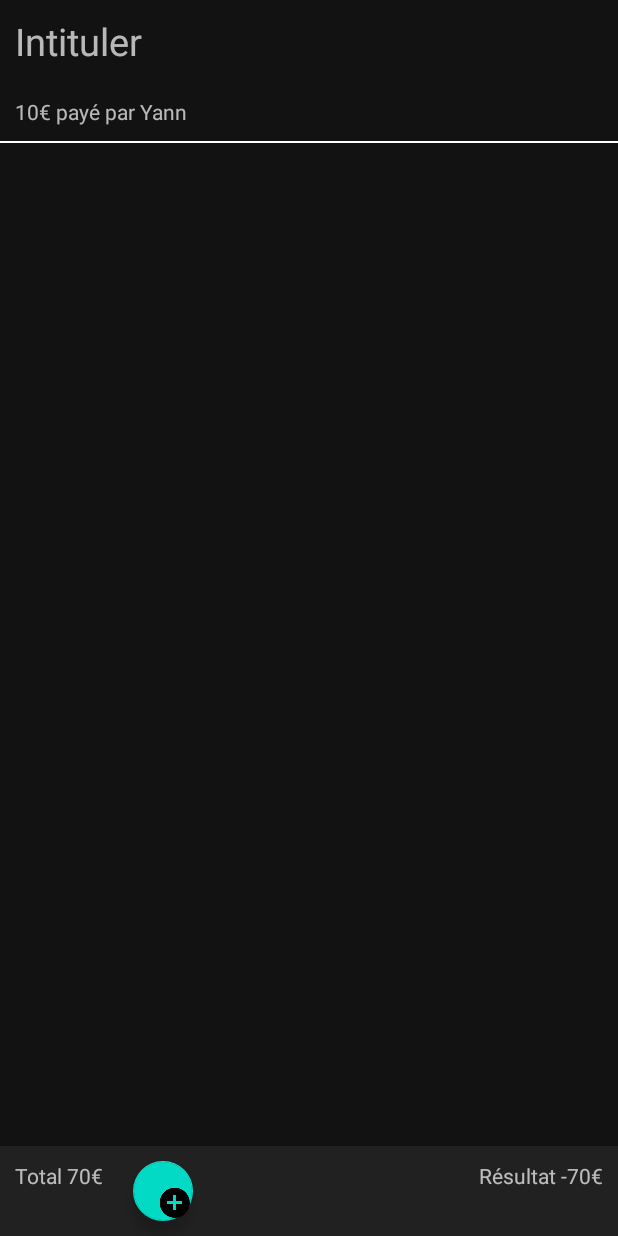
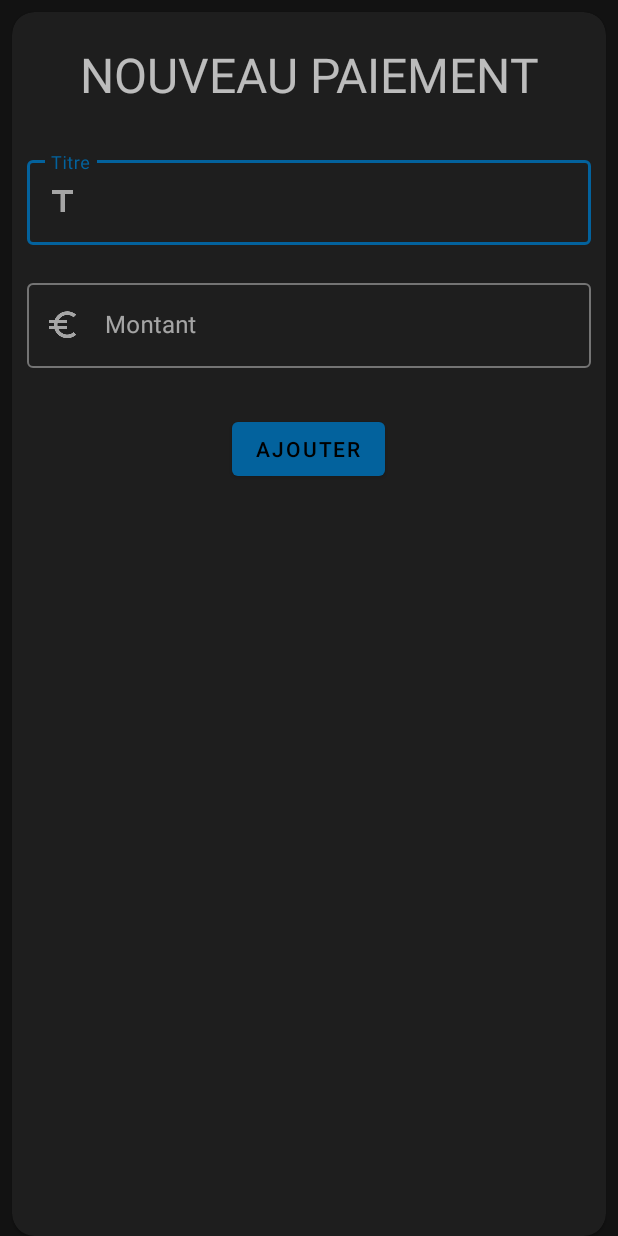
Before and after one commit to BoyPit/Telecount, an Android app: the DisplayGroupActivity screen opened directly, with no data from a screen before it, after a tap on an icon or button, on a phone screen of 412 x 824 dp. Run offline under Robolectric (Android 15) with nearby library versions, the phone set to English and light mode, and no system bars; 4 statements that could not run were skipped.

```diff
--- a/app/src/main/java/com/vision/telecount/MainActivity.java
+++ b/app/src/main/java/com/vision/telecount/MainActivity.java
@@ -42,6 +42,10 @@ public class MainActivity extends AppCompatActivity implements LogFragment.OnFra
         User u1 = new User("yann.moulaire@gmail.com", "password", "Moulaire", "Yann", new ArrayList<Group>());
         User u2 = new User("arthur.pinier@gmail.com", "password", "Pinier", "Arthur", new ArrayList<Group>());
         User u3 = new User("theo.dupuis@gmail.com", "password", "Dupuis", "Theo", new ArrayList<Group>());
+
+        g1.addPayment(10,u1,"Pizza Pour Arthur");
+        g1.addPayment(50,u1,"Location Pour Theo");
+        g1.addPayment(100, u2, "Alcool pour Yann");
 
         u1.addGroup(g1);
         u1.addGroup(g2);
--- a/app/src/main/java/com/vision/telecount/com/vision/telecount/activity/AddPayementActivity.java
+++ b/app/src/main/java/com/vision/telecount/com/vision/telecount/activity/AddPayementActivity.java
@@ -5,17 +5,26 @@ import android.content.Intent;
 import android.os.Bundle;
 import android.view.View;
 import android.widget.Button;
+import android.widget.LinearLayout;
 
 import androidx.appcompat.app.AppCompatActivity;
 
+import com.google.android.material.button.MaterialButton;
+import com.google.android.material.floatingactionbutton.FloatingActionButton;
+import com.google.android.material.textfield.TextInputLayout;
 import com.vision.telecount.R;
+import com.vision.telecount.com.vision.telecount.entity.Group;
+import com.vision.telecount.com.vision.telecount.entity.Payment;
 import com.vision.telecount.com.vision.telecount.entity.User;
 
+import java.io.Serializable;
 import java.util.ArrayList;
 
 public class AddPayementActivity extends AppCompatActivity {
 
-    private ArrayList<User> users;
+    private User currentUser;
+    private Group currentGroup;
+    ArrayList<User>   users;
 
     @Override
     protected void onCreate(Bundle savedInstanceState) {
@@ -23,5 +32,36 @@ public class AddPayementActivity extends AppCompatActivity {
         setContentView(R.layout.addpayement);
 
 
+        Intent intent = getIntent();
+
+        currentGroup = (Group) intent.getExtras().get("currentGroup");
+        currentUser = (User) intent.getExtras().get("currentUser");
+        users = (ArrayList<User>) intent.getExtras().get("users");
+
+        MaterialButton bt =    (MaterialButton) findViewById(R.id.add);
+        bt.setOnClickListener(new View.OnClickListener() {
+            @Override
+            public void onClick(View view) {
+
+                TextInputLayout labelLayout = (TextInputLayout) findViewById(R.id.title);
+                TextInputLayout montantLayout = (TextInputLayout) findViewById(R.id.montant);
+
+
+                users.get(users.indexOf(currentUser)).getGroups().get(users.get(users.indexOf(currentUser)).getGroups().indexOf(currentGroup))
+                        .addPayment(Integer.valueOf(montantLayout.getEditText().getText().toString()),users.get(users.indexOf(currentUser)),labelLayout.getEditText().getText().toString());
+                //currentGroup.addPayment(Integer.valueOf(montantLayout.getEditText().getText().toString()),currentUser,labelLayout.getEditText().getText().toString());
+                Intent intent = new Intent(getBaseContext(), DisplayGroupActivity.class);
+                intent.putExtra("users", (Serializable) users);
+                intent.putExtra("currentUser", currentUser);
+                intent.putExtra("currentGroup", currentGroup );
+
+                startActivity(intent);
+
+                // startActivity(new );
+
+            }
+        });
+
+
     }
 }
--- a/app/src/main/java/com/vision/telecount/com/vision/telecount/activity/DisplayGroupActivity.java
+++ b/app/src/main/java/com/vision/telecount/com/vision/telecount/activity/DisplayGroupActivity.java
@@ -5,13 +5,26 @@ import androidx.appcompat.app.AppCompatActivity;
 import android.content.Intent;
 import android.os.Bundle;
 import android.view.View;
+import android.widget.LinearLayout;
+import android.widget.ListView;
 
 import com.google.android.material.floatingactionbutton.FloatingActionButton;
 import com.vision.telecount.R;
+import com.vision.telecount.com.vision.telecount.entity.Group;
+import com.vision.telecount.com.vision.telecount.entity.GroupCard;
+import com.vision.telecount.com.vision.telecount.entity.Payment;
+import com.vision.telecount.com.vision.telecount.entity.User;
+import com.vision.telecount.com.vision.telecount.entity.listPayement;
 
 import java.io.Serializable;
+import java.util.ArrayList;
 
 public class DisplayGroupActivity extends AppCompatActivity {
+
+    ListView list;
+    ArrayList<User>   users;
+    User   currentUser;
+    Group currentGroup;
 
     @Override
     protected void onCreate(Bundle savedInstanceState) {
@@ -19,6 +32,17 @@ public class DisplayGroupActivity extends AppCompatActivity {
         setContentView(R.layout.displaygroup);
         setTitle("Titre de l'Evenement");
 
+        Intent intent = getIntent();
+
+        currentGroup = (Group) intent.getExtras().get("currentGroup");
+        users = (ArrayList<User>) intent.getExtras().get("users");
+           currentUser = (User) intent.getExtras().get("currentUser");
+
+        listPayement listAdapter = new listPayement(this,(ArrayList<Payment>) currentGroup.getPayments());
+
+        list = (ListView) findViewById(R.id.list);
+
+        list.setAdapter(listAdapter);
 
 
 
@@ -27,6 +51,16 @@ public class DisplayGroupActivity extends AppCompatActivity {
             @Override
             public void onClick(View view) {
 
+                LinearLayout mainL;
+
+
+                    Intent intent2 = new Intent(getBaseContext(), AddPayementActivity.class);
+                    intent2.putExtra("currentUser", currentUser);
+                    intent2.putExtra("currentGroup", currentGroup);
+                    intent2.putExtra("users",users);
+                    startActivity(intent2);
+
+
                // startActivity(new );
 
             }
--- a/app/src/main/java/com/vision/telecount/com/vision/telecount/entity/Group.java
+++ b/app/src/main/java/com/vision/telecount/com/vision/telecount/entity/Group.java
@@ -35,8 +35,9 @@ public class Group implements Serializable {
     }
 
     //
-    public void addPayment(int cash, User user){
+    public void addPayment(int cash, User user, String label){
         Payment p = new Payment(user, this, cash);
+        p.setLabel(label);
         payments.add(p);
         fund += cash;
     }
--- a/app/src/main/res/layout/addpayement.xml
+++ b/app/src/main/res/layout/addpayement.xml
@@ -31,7 +31,7 @@
                 android:text="NOUVEAU PAIEMENT" />
 
             <com.google.android.material.textfield.TextInputLayout
-                android:id="@+id/label"
+                android:id="@+id/title"
                 android:layout_width="match_parent"
                 android:layout_height="wrap_content"
 
@@ -43,11 +43,12 @@
                 android:hint="Titre">
 
                 <com.google.android.material.textfield.TextInputEditText
+
                     android:layout_width="match_parent"
                     android:layout_height="wrap_content"/>
             </com.google.android.material.textfield.TextInputLayout>
             <com.google.android.material.textfield.TextInputLayout
-                android:id="@+id/description"
+                android:id="@+id/montant"
                 android:layout_width="match_parent"
                 android:layout_height="wrap_content"
                 android:inputType="textMultiLine"
@@ -60,14 +61,16 @@
                 android:hint="Montant">
 
                 <com.google.android.material.textfield.TextInputEditText
+
                     android:layout_width="match_parent"
                     android:layout_height="wrap_content"
                     android:inputType="numberDecimal" />
             </com.google.android.material.textfield.TextInputLayout>
 
             <com.google.android.material.button.MaterialButton
+                android:id="@+id/add"
+
                 android:layout_gravity="center"
-                android:id="@+id/material_button"
                 android:layout_width="wrap_content"
                 android:layout_height="wrap_content"
                 android:layout_margin="20dp"
--- a/app/src/main/res/layout/displaygroup.xml
+++ b/app/src/main/res/layout/displaygroup.xml
@@ -13,33 +13,14 @@
         android:layout_height="match_parent"
         android:fillViewport="true" >
 
-    <LinearLayout
-        android:layout_width="match_parent"
-        android:layout_height="wrap_content"
 
-        android:elevation="2dp"
-        android:orientation="vertical">
-    <TextView
-        android:id="@+id/text_view_id"
-        android:layout_height="wrap_content"
-        android:gravity="left"
-        android:layout_margin="10dp"
-        android:textSize="25sp"
-        android:layout_width="match_parent"
-        android:text="Intituler" />
-        <TextView
-            android:layout_height="wrap_content"
-            android:gravity="left"
-            android:layout_margin="10dp"
-            android:layout_width="match_parent"
-            android:text="10€ payé par Yann "/>
-    <View android:id="@+id/tile_divider"
-        android:layout_width="match_parent"
-        android:layout_height="1dp"
-        android:background="#ffff"
+        <ListView
+            android:id="@+id/list"
+            android:layout_width="wrap_content"
+            android:layout_height="wrap_content" >
+        </ListView>
 
-        />
-    </LinearLayout>
+
     </ScrollView>
 
 
```
Also changed, not shown: app/src/main/java/com/vision/telecount/com/vision/telecount/activity/GroupActivity.java (+7 -1 lines), app/src/main/java/com/vision/telecount/com/vision/telecount/entity/listPayement.java (added, +39 -0 lines), app/src/main/res/layout/listpayement.xml (added, +33 -0 lines).
